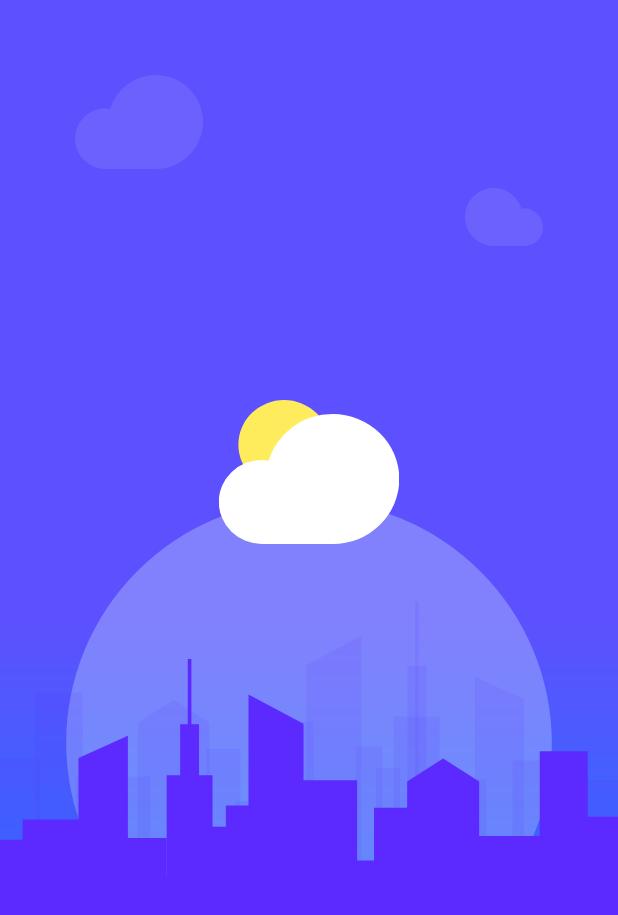
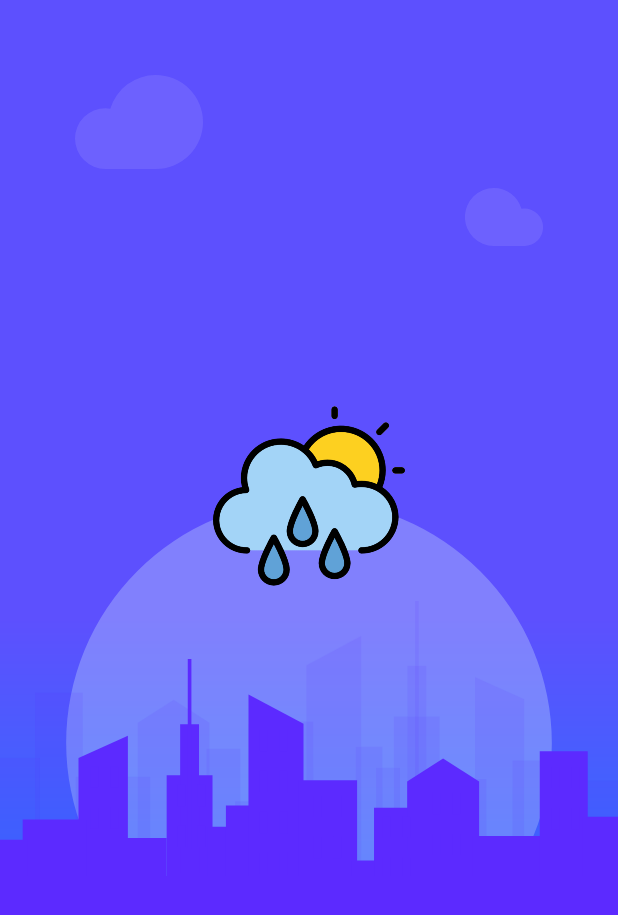
Before and after one commit to Rpvrushank/WeatherApp, an Android app: the screen it shows after launch (SplashScreenActivity), on a phone screen of 412 x 824 dp. Shown: the top 915 px of the screen. Run offline under Robolectric (Android 15) with nearby library versions, the phone set to English and light mode, and no system bars; our stand-ins replace RxJava; libraries missing offline, so code that uses them is left out: com.mikhaellopez.rxanimation; 1 statement that could not run was skipped.

Commit message:
Added all the files

```diff
--- a/app/src/main/res/layout/activity_splash.xml
+++ b/app/src/main/res/layout/activity_splash.xml
@@ -59,10 +59,10 @@
 
         <ImageView
             android:id="@+id/imageViewCentralCloud"
-            android:layout_width="wrap_content"
-            android:layout_height="wrap_content"
+            android:layout_width="128dp"
+            android:layout_height="128dp"
             android:layout_alignTop="@id/imageViewEllipseStructure"
             android:layout_centerHorizontal="true"
-            android:src="@drawable/ic_splash_screen_main_logo" />
+            android:src="@drawable/cloudy" />
     </RelativeLayout>
 </androidx.coordinatorlayout.widget.CoordinatorLayout>
```
Also changed, not shown: app/src/main/res/drawable/cloudy.png (added).
